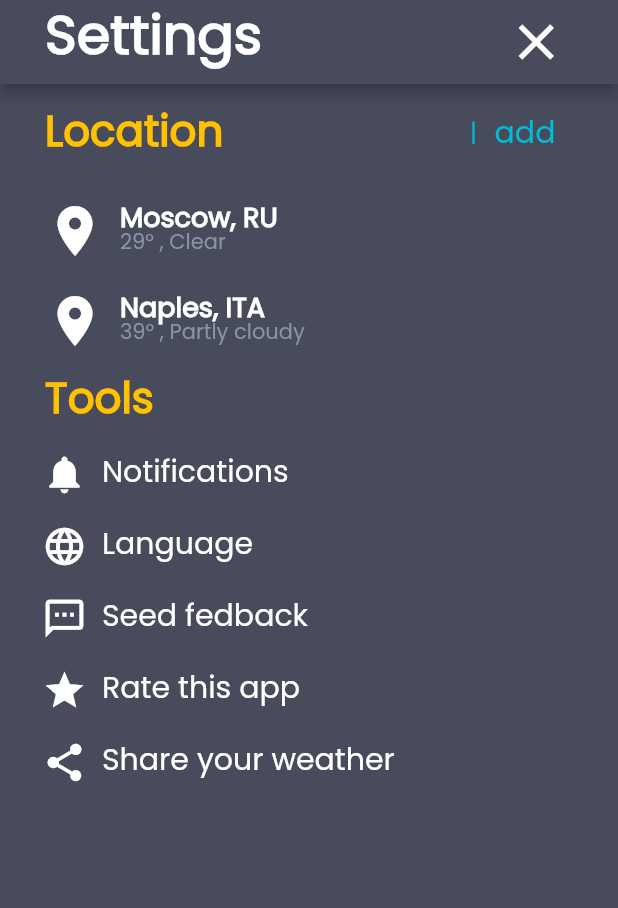
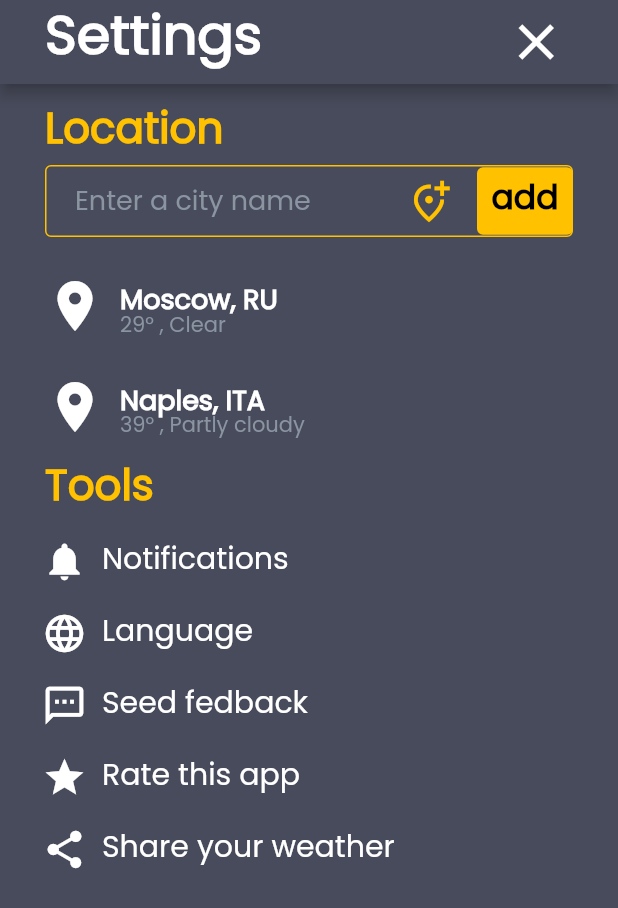
Before and after one commit to ALI-BABAI/weather_forecast_app, a Flutter app: the SettingsScreen screen opened directly, on a phone screen of 412 x 824 dp. Shown: the top 908 px of the screen. Run offline on Flutter 3.47's test engine with Material 2 defaults, Android fonts, the phone set to English and light mode, and no system bars; our stand-ins replace simple_gradient_text.

Commit message:
Добавлен виджет TextField для добавления города в список
- переключение города свайпами на главном экране
- работа с данными

Доработки:
- фиксы говнокода и костылей - работа над оптимизацией кода!
- адаптивное изменение отступов в поле 'TOOLS' экрана настроек
(CustomSingleChildLayout и CustomMultiChildLayout используя можно добиться этого)
- cделать адаптивный margin у виджета отображения погоды на 24 часа (на устройствах с большим экраном данный виджет не растягивается по всей ширине)
- продолжить сборку ресурсов для проекта.
- получать текущее время из сервера
- проверку на переход в другой месяц добавить
- оптимизация кода (список дней недели и месяцев), - используя либы или...

Открытые вопросы:
- виджет IconButton отображается без стилей*
- как реализуется пунктирный разделитель?
- AppBar или кастомный виджет для шапки приложения?
- исправить градиентную заливку фона
- меню настроек через DRAWER компонент или отдельное окно?

```diff
--- a/lib/screens/settings_screen.dart
+++ b/lib/screens/settings_screen.dart
@@ -45,16 +45,15 @@ class SettingsScreen extends StatelessWidget {
         decoration: const BoxDecoration(
           color: Color(0xFF484B5B),
         ),
-        // alignment: Alignment.center,
-        child: Column(children: [
+        child: ListView(children: [
+          // Добавить вывод textField-а  при нажатии на кнопку.
           const LocationWidget(),
           Container(
             padding: const EdgeInsets.symmetric(horizontal: 30, vertical: 10),
             alignment: Alignment.centerLeft,
             child: Text(
               'Tools',
-              style: poppinsRegularExtended(
-                  28, const Color(0xFFFFC100), FontWeight.w600),
+              style: poppinsRegularExtended(28, orangeColor, FontWeight.w600),
             ),
           ),
           const Expanded(child: ToolsWidget()),
@@ -64,6 +63,7 @@ class SettingsScreen extends StatelessWidget {
   }
 }
 
+// Добавить вывод textField-а  при нажатии на кнопку.
 class LocationWidget extends StatelessWidget {
   const LocationWidget({super.key});
 
@@ -72,32 +72,86 @@ class LocationWidget extends StatelessWidget {
     return Padding(
       padding: const EdgeInsets.symmetric(vertical: 10, horizontal: 30),
       child: Column(
+        crossAxisAlignment: CrossAxisAlignment.start,
         children: [
-          Row(
-            children: [
-              Expanded(
+          Padding(
+            padding: const EdgeInsets.symmetric(vertical: 8.0),
             child: Text(
               'Location',
-                style: poppinsRegularExtended(
-                    28, const Color(0xFFFFC100), FontWeight.w600),
+              style: poppinsRegularExtended(28, orangeColor, FontWeight.w600),
+            ),
+          ),
+          TextField(
+            readOnly: false,
+            autocorrect: true,
+            keyboardAppearance: Brightness.dark,
+            textCapitalization: TextCapitalization.words,
+            style: poppinsRegularExtended(20, whiteColor, FontWeight.w300),
+            cursorColor: Colors.cyan,
+            // событие при нажатии на кнопку клавиатуры == продолжить
+            onSubmitted: (String text) {
+              print('on submitted --> $text');
+            },
+            // стили
+            decoration: InputDecoration(
+              isCollapsed: true,
+              // костыль,  текст прижимается к верху
+              contentPadding: const EdgeInsets.only(left: 20, top: 16),
+              hintText: 'Enter a city name',
+              hintStyle: poppinsRegularExtended(18, grayColor, FontWeight.w300),
+              suffixIcon: Row(
+                mainAxisSize: MainAxisSize.min,
+                children: [
+                  TextButton(
+                      style: const ButtonStyle(
+                        fixedSize:
+                            MaterialStatePropertyAll(Size.fromHeight(45)),
+                      ),
+                      onPressed: () {},
+                      child: const Icon(
+                        Icons.add_location_alt_outlined,
+                        color: orangeColor,
+                        size: 30,
                       )),
-              Text(
-                '|',
-                style: poppinsRegularExtended(16, Colors.cyan, FontWeight.w300),
-              ),
                   TextButton(
-                onPressed: () {},
+                    style: const ButtonStyle(
+                        // костыль, но красиво)
+                        fixedSize:
+                            MaterialStatePropertyAll(Size.fromHeight(45)),
+                        backgroundColor: MaterialStatePropertyAll(orangeColor)),
+                    onPressed: () {
+                      // поиск города, сборка данных по городу и добавление в список городов приложения
+                    },
                     child: Text(
                       'add',
                       style:
-                      poppinsRegularExtended(20, Colors.cyan, FontWeight.w300),
+                          // poppinsRegularExtended(22, Color(0xFF484B5B), FontWeight.bold),
+                          poppinsRegularExtended(
+                              22, Colors.black, FontWeight.bold),
                     ),
-              )
+                  ),
                 ],
+              ),
+              /*  suffixIcon: TextButton(
+                  style: const ButtonStyle(
+                    fixedSize: MaterialStatePropertyAll(Size.fromHeight(45)),
+                  ),
+                  onPressed: () {},
+                  child: const Icon(
+                    Icons.add_location_alt_outlined,
+                    color: orangeColor,
+                    size: 30,
+                  )), */
+              focusedBorder: const OutlineInputBorder(
+                borderSide: BorderSide(color: orangeColor),
+              ),
+              enabledBorder: const OutlineInputBorder(
+                borderSide: BorderSide(color: orangeColor),
+              ),
+            ),
           ),
           // Добавить лист выбранных городов и распарсив его выводить виджет
           const InfoPerCity(cityName: 'Moscow, RU', cityWeather: '29° , Clear'),
-
           const InfoPerCity(
               cityName: 'Naples, ITA', cityWeather: '39° , Partly cloudy'),
         ],
@@ -117,7 +171,7 @@ class InfoPerCity extends StatelessWidget {
   Widget build(BuildContext context) {
     return Column(
       children: [
-        const SizedBox(height: 20),
+        const SizedBox(height: 25),
         Row(
           mainAxisAlignment: MainAxisAlignment.start,
           children: [
@@ -130,6 +184,7 @@ class InfoPerCity extends StatelessWidget {
             Column(
               crossAxisAlignment: CrossAxisAlignment.start,
               children: [
+                const SizedBox(height: 10),
                 Text(
                   cityName,
                   style:
--- a/lib/theme/colors.dart
+++ b/lib/theme/colors.dart
@@ -3,3 +3,4 @@ import 'package:flutter/material.dart';
 const Color grayColor = Color(0xFF8B95A2);
 const Color darkBlueColor = Color(0xFF0A0A22);
 const Color whiteColor = Color(0xFFFFFFFF);
+const Color orangeColor = Color(0xFFFFC100);
```
Lines whose indentation alone changed are shown as unchanged.
